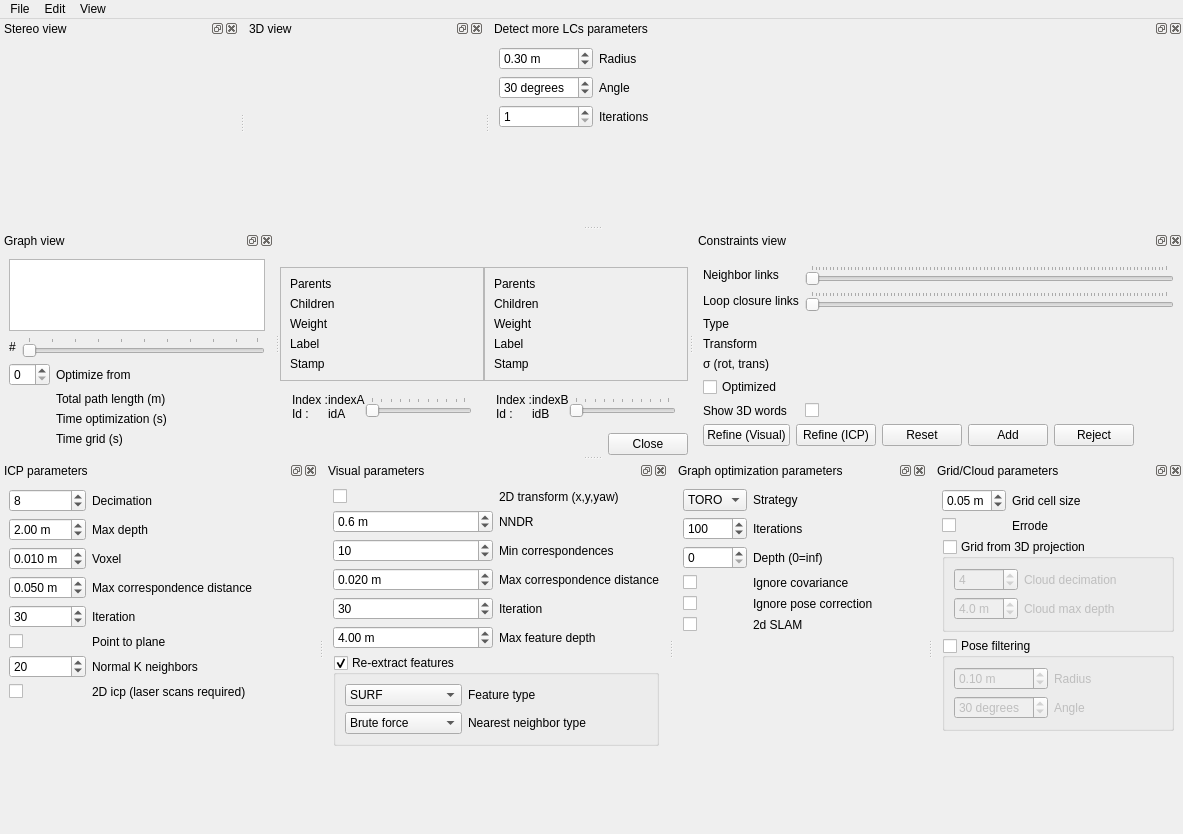
Above: guilib/src/ui/DatabaseViewer.ui from introlab/rtabmap before the change. Below: the same form after it.
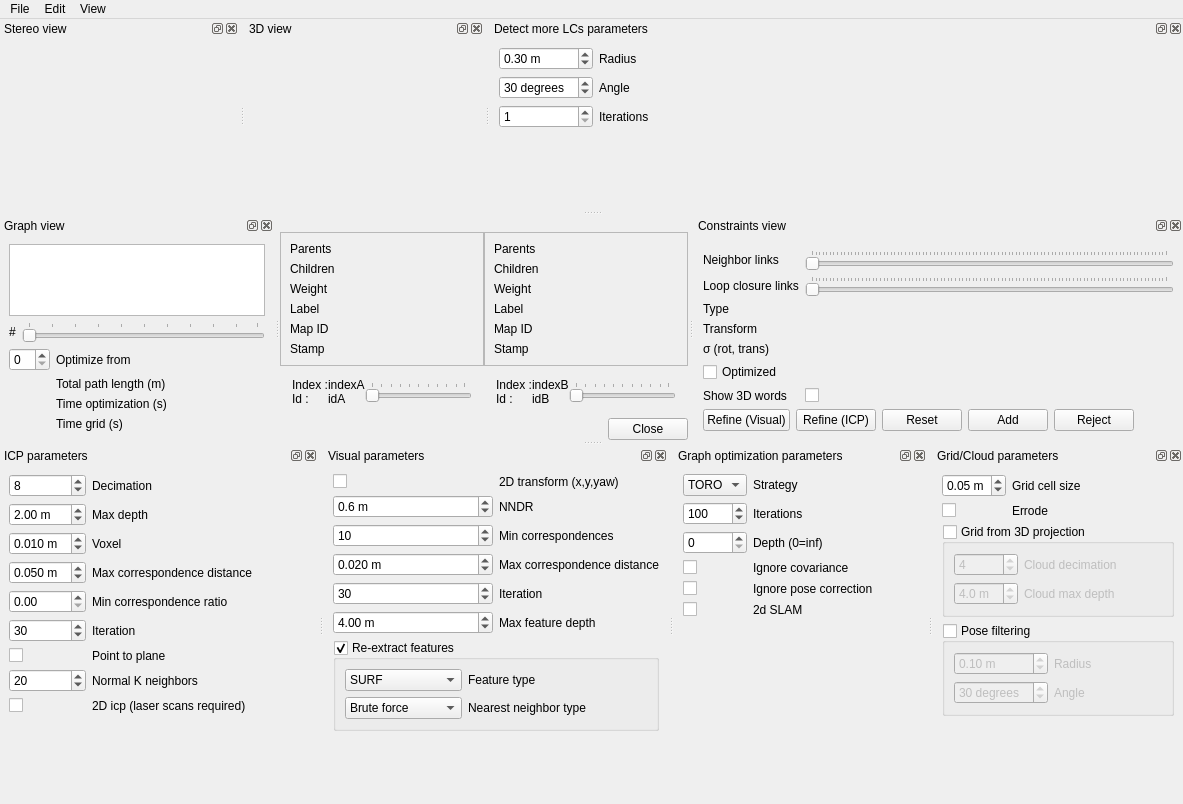
That is the form after the change. Custom widgets are drawn as their Qt base class.

Commit message: Increased database version to 0.8.11 (new Depth.data2d_max_pts column). Updated how local loop closure detection in space is done. Update GraphViewer with local radius ellipse and current goal node color. MainWindow saving/loading figures automatically accordingly to the previous session saved.

The edit to the form file:
```diff
--- a/guilib/src/ui/DatabaseViewer.ui
+++ b/guilib/src/ui/DatabaseViewer.ui
@@ -7,7 +7,7 @@
     <x>0</x>
     <y>0</y>
     <width>1183</width>
-    <height>834</height>
+    <height>804</height>
    </rect>
   </property>
   <property name="windowTitle">
@@ -50,8 +50,8 @@
             <rect>
              <x>0</x>
              <y>0</y>
-             <width>159</width>
-             <height>136</height>
+             <width>162</width>
+             <height>150</height>
             </rect>
            </property>
            <layout class="QGridLayout" name="gridLayout" columnstretch="0,1">
@@ -97,14 +97,14 @@
               </property>
              </widget>
             </item>
-            <item row="4" column="0">
+            <item row="5" column="0">
              <widget class="QLabel" name="label_childrenA_6">
               <property name="text">
                <string>Stamp</string>
               </property>
              </widget>
             </item>
-            <item row="4" column="1">
+            <item row="5" column="1">
              <widget class="QLabel" name="label_stampA">
               <property name="text">
                <string/>
@@ -125,6 +125,20 @@
               </property>
              </widget>
             </item>
+            <item row="4" column="0">
+             <widget class="QLabel" name="label_childrenA_10">
+              <property name="text">
+               <string>Map ID</string>
+              </property>
+             </widget>
+            </item>
+            <item row="4" column="1">
+             <widget class="QLabel" name="label_mapA">
+              <property name="text">
+               <string/>
+              </property>
+             </widget>
+            </item>
            </layout>
           </widget>
          </widget>
@@ -205,8 +219,8 @@
             <rect>
              <x>0</x>
              <y>0</y>
-             <width>159</width>
-             <height>136</height>
+             <width>162</width>
+             <height>150</height>
             </rect>
            </property>
            <layout class="QGridLayout" name="gridLayout_2" columnstretch="0,1">
@@ -252,14 +266,14 @@
               </property>
              </widget>
             </item>
-            <item row="4" column="0">
+            <item row="5" column="0">
              <widget class="QLabel" name="label_childrenA_7">
               <property name="text">
                <string>Stamp</string>
               </property>
              </widget>
             </item>
-            <item row="4" column="1">
+            <item row="5" column="1">
              <widget class="QLabel" name="label_stampB">
               <property name="text">
                <string/>
@@ -280,6 +294,20 @@
               </property>
              </widget>
             </item>
+            <item row="4" column="0">
+             <widget class="QLabel" name="label_childrenA_11">
+              <property name="text">
+               <string>Map ID</string>
+              </property>
+             </widget>
+            </item>
+            <item row="4" column="1">
+             <widget class="QLabel" name="label_mapB">
+              <property name="text">
+               <string/>
+              </property>
+             </widget>
+            </item>
            </layout>
           </widget>
          </widget>
@@ -679,7 +707,7 @@
     <layout class="QVBoxLayout" name="verticalLayout_10">
      <item>
       <layout class="QGridLayout" name="gridLayout_4" columnstretch="0,1">
-       <item row="4" column="1">
+       <item row="5" column="1">
         <widget class="QLabel" name="label_15">
          <property name="text">
           <string>Iteration</string>
@@ -714,21 +742,21 @@
          </property>
         </widget>
        </item>
-       <item row="5" column="1">
+       <item row="6" column="1">
         <widget class="QLabel" name="label_11">
          <property name="text">
           <string>Point to plane</string>
          </property>
         </widget>
        </item>
-       <item row="6" column="1">
+       <item row="7" column="1">
         <widget class="QLabel" name="label_20">
          <property name="text">
           <string>Normal K neighbors</string>
          </property>
         </widget>
        </item>
-       <item row="7" column="1">
+       <item row="8" column="1">
         <widget class="QLabel" name="label_27">
          <property name="text">
           <string>2D icp (laser scans required)</string>
@@ -799,7 +827,7 @@
          </property>
         </widget>
        </item>
-       <item row="4" column="0">
+       <item row="5" column="0">
         <widget class="QSpinBox" name="spinBox_icp_iteration">
          <property name="minimum">
           <number>1</number>
@@ -812,7 +840,7 @@
          </property>
         </widget>
        </item>
-       <item row="6" column="0">
+       <item row="7" column="0">
         <widget class="QSpinBox" name="spinBox_icp_normalKSearch">
          <property name="minimum">
           <number>1</number>
@@ -825,7 +853,7 @@
          </property>
         </widget>
        </item>
-       <item row="5" column="0">
+       <item row="6" column="0">
         <widget class="QCheckBox" name="checkBox_icp_p2plane">
          <property name="text">
           <string/>
@@ -835,7 +863,7 @@
          </property>
         </widget>
        </item>
-       <item row="7" column="0">
+       <item row="8" column="0">
         <widget class="QCheckBox" name="checkBox_icp_2d">
          <property name="text">
           <string/>
@@ -845,6 +873,32 @@
          </property>
         </widget>
        </item>
+       <item row="4" column="1">
+        <widget class="QLabel" name="label_46">
+         <property name="text">
+          <string>Min correspondence ratio</string>
+         </property>
+        </widget>
+       </item>
+       <item row="4" column="0">
+        <widget class="QDoubleSpinBox" name="doubleSpinBox_icp_minCorrespondenceRatio">
+         <property name="suffix">
+          <string/>
+         </property>
+         <property name="decimals">
+          <number>2</number>
+         </property>
+         <property name="minimum">
+          <double>0.000000000000000</double>
+         </property>
+         <property name="maximum">
+          <double>1.000000000000000</double>
+         </property>
+         <property name="value">
+          <double>0.000000000000000</double>
+         </property>
+        </widget>
+       </item>
       </layout>
      </item>
      <item>
```
Left out of the diff: 2 changed lines with no effect on the pictures. The commit also changes 27 other files.
